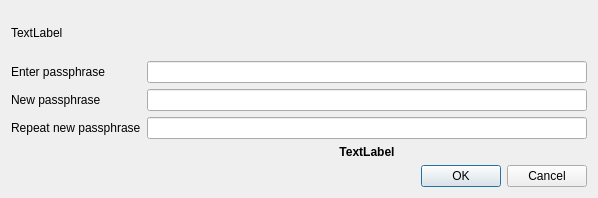
Before: the Qt Designer form src/qt/forms/askpassphrasedialog.ui in mcastillo0724/novacoin, drawn with Qt 5.
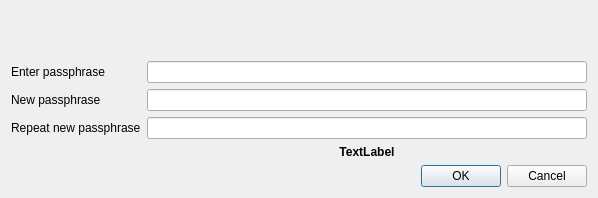
After: the same form once the commit is applied.

Commit message: remove string "TextLabel" from warningLabel, as this is unneeded and as such is a silly translation less to do :)

```diff
--- a/src/qt/forms/askpassphrasedialog.ui
+++ b/src/qt/forms/askpassphrasedialog.ui
@@ -28,9 +28,6 @@
   <layout class="QVBoxLayout" name="verticalLayout">
    <item>
     <widget class="QLabel" name="warningLabel">
-     <property name="text">
-      <string>TextLabel</string>
-     </property>
      <property name="textFormat">
       <enum>Qt::RichText</enum>
      </property>
```
